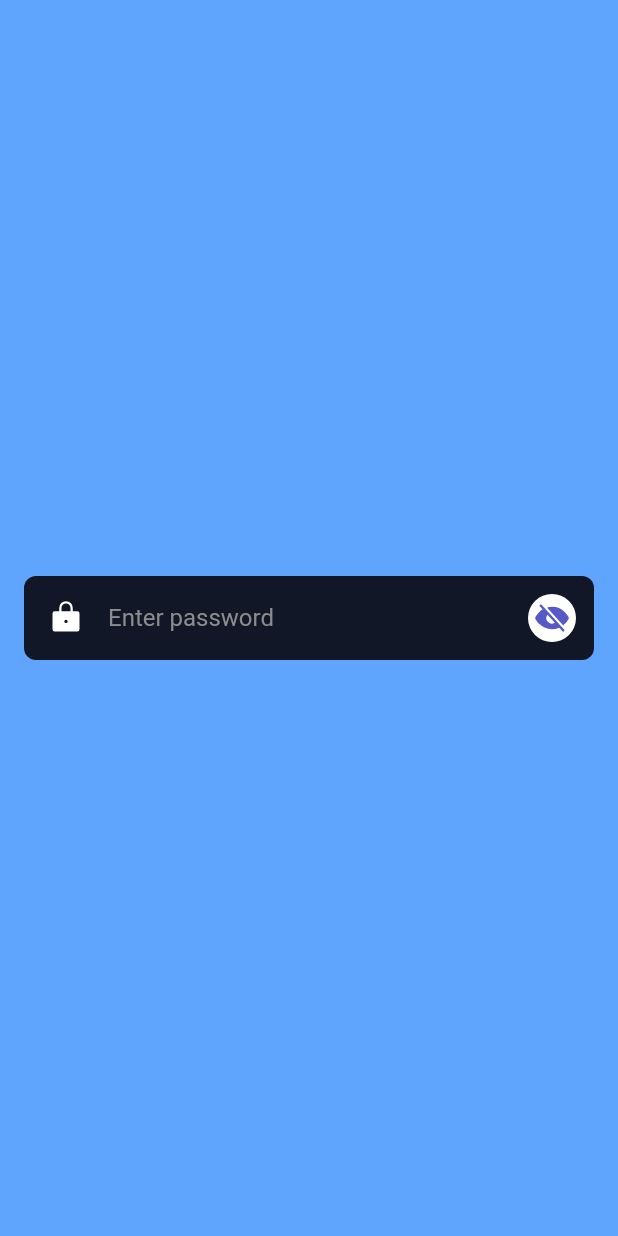
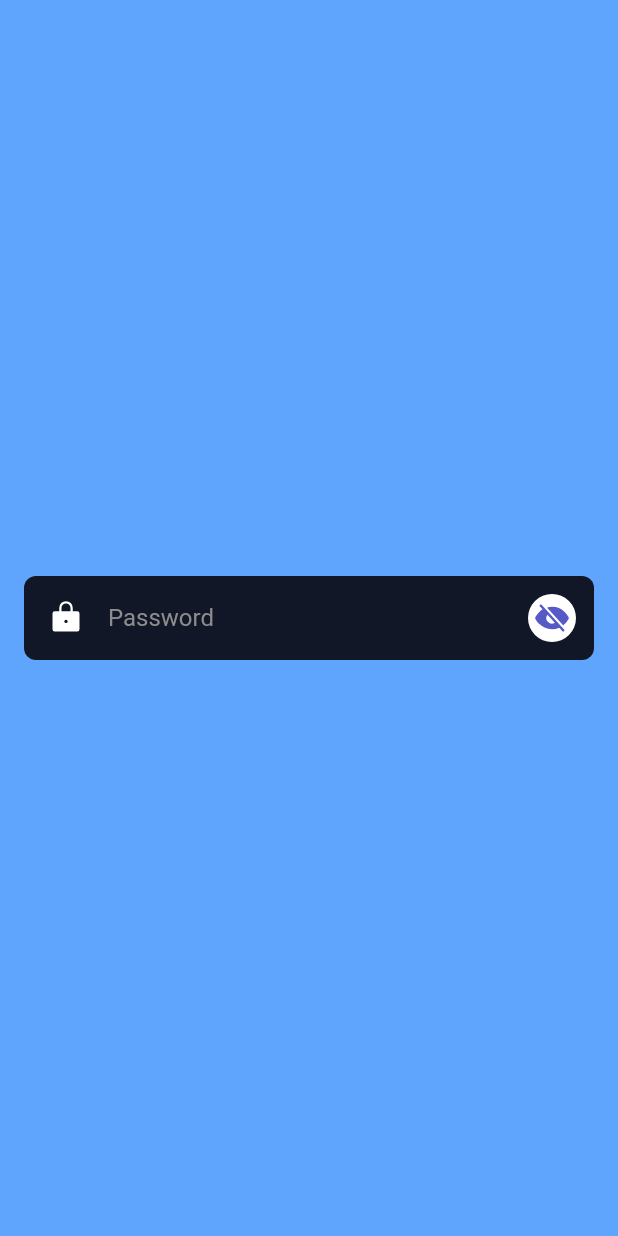
Before and after one commit to vanlooverenkoen/flutter_playground, a Flutter app: the screen it shows after launch, on a phone screen of 412 x 824 dp. Run offline on Flutter 3.47's test engine with Material 2 defaults, Android fonts, the phone set to English and light mode, and no system bars; our stand-ins replace phosphor_flutter; missing offline and left inert: image_sequence_animator.

Commit message:
Updated readme + demo

```diff
--- a/password_field/lib/widget/password_field.dart
+++ b/password_field/lib/widget/password_field.dart
@@ -14,6 +14,7 @@ class _PasswordFieldState extends State<PasswordField> {
   static const _accentColor = Color(0xFF5759C6);
   static const _accentDarkColor = Color(0xFF111727);
   static const _animationDuration = Duration(milliseconds: 200);
+
   final _key = GlobalKey();
   late FocusNode _focusNode;
   late TextEditingController _textController;
@@ -43,18 +44,20 @@ class _PasswordFieldState extends State<PasswordField> {
       key: _key,
       controller: _textController,
       focusNode: _focusNode,
-      style: const TextStyle(
+      style: TextStyle(
         color: _accentColor,
-        fontSize: 16,
-        fontWeight: FontWeight.normal,
+        fontWeight: _showHiddenUi || _textController.text.isEmpty ? FontWeight.normal : FontWeight.bold,
       ),
       obscureText: !_showHiddenUi,
       cursorColor: _accentColor,
+      onChanged: _onChanged,
       decoration: const InputDecoration(
         contentPadding: EdgeInsets.zero,
         isDense: true,
-        hintText: 'Enter password',
-        hintStyle: TextStyle(color: Color(0xFF8C8C8C)),
+        hintText: 'Password',
+        hintStyle: TextStyle(
+          color: Color(0xFF8C8C8C),
+        ),
         border: InputBorder.none,
       ),
     );
@@ -156,4 +159,6 @@ class _PasswordFieldState extends State<PasswordField> {
       });
     }
   }
+
+  void _onChanged(String value) => setState(() {});
 }
```
Also changed, not shown: password_field/repo_assets/demo.gif (added), 1 other file.
